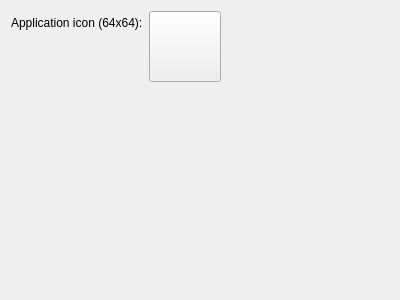
The window that src/plugins/qt4projectmanager/wizards/mobileappwizardmaemooptionspage.ui (qt-creator/qt-creator) describes before a commit, drawn with Qt 5.
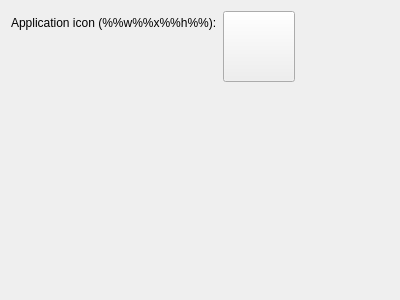
The same window after the commit.

Commit message:
Maemo: Harmattan application icons are now 80x80 pixels big.
Task-number: https://projects.maemo.org/bugzilla/show_bug.cgi?id=250237

```diff
--- a/src/plugins/qt4projectmanager/wizards/mobileappwizardmaemooptionspage.ui
+++ b/src/plugins/qt4projectmanager/wizards/mobileappwizardmaemooptionspage.ui
@@ -17,7 +17,7 @@
    <item row="0" column="0">
     <widget class="QLabel" name="appIconLabel">
      <property name="text">
-      <string>Application icon (64x64):</string>
+      <string>Application icon (%%w%%x%%h%%):</string>
      </property>
     </widget>
    </item>
```
The commit also changes 15 other files.
